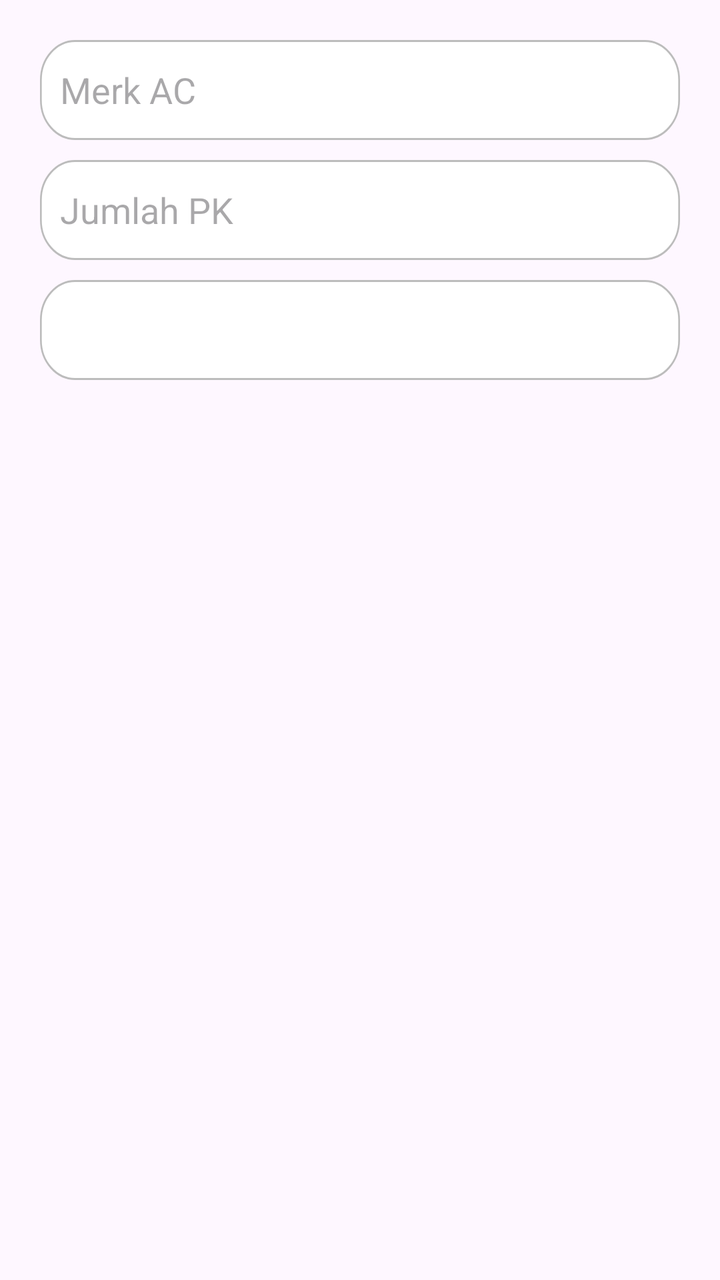
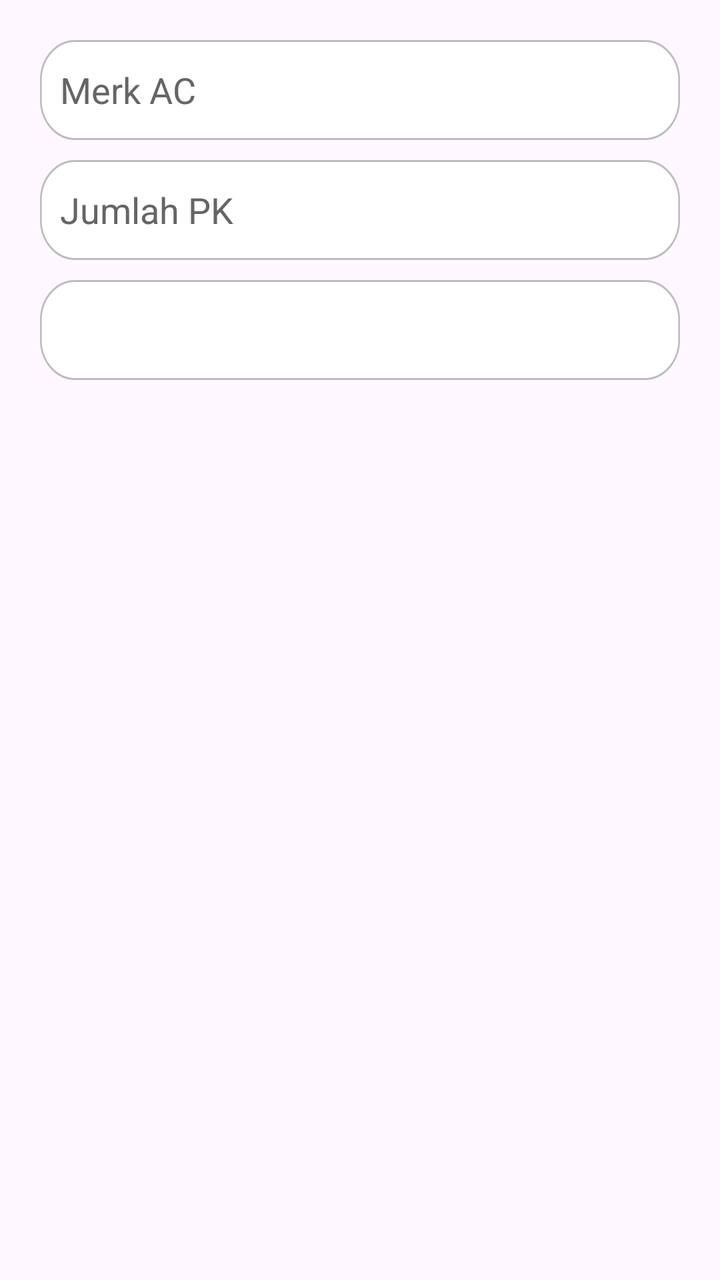

Before-and-after screenshots of an Android layout around one commit, followed by the original layout XML and the change that was made.
<!-- AndroidManifest.xml: application theme Theme.RefroTech -->
<!-- res/layout/dialog_add_unit.xml -->
<?xml version="1.0" encoding="utf-8"?>
<LinearLayout xmlns:android="http://schemas.android.com/apk/res/android"
    android:layout_width="match_parent"
    android:layout_height="wrap_content"
    android:orientation="vertical"
    android:padding="20dp">

    
    <EditText
        android:id="@+id/etBrand"
        android:layout_width="match_parent"
        android:layout_height="wrap_content"
        android:hint="Merk AC"
        android:inputType="textCapWords"
        android:background="@drawable/input_box_login"
        android:padding="10dp"
        android:layout_marginBottom="10dp" />

    
    <EditText
        android:id="@+id/etPK"
        android:layout_width="match_parent"
        android:layout_height="wrap_content"
        android:hint="Jumlah PK"
        android:inputType="numberDecimal"
        android:background="@drawable/input_box_login"
        android:padding="10dp"
        android:layout_marginBottom="10dp" />

    
    <Spinner
        android:id="@+id/spinnerWorkType"
        android:layout_width="match_parent"
        android:layout_height="wrap_content"
        android:background="@drawable/input_box_login"
        android:padding="10dp"
        android:spinnerMode="dropdown" />
</LinearLayout>
<!-- resources referenced by this layout -->
<resources>
  <!-- drawable input_box_login (drawable) -->
  <vector xmlns:android="http://schemas.android.com/apk/res/android"
      android:width="364dp"
      android:height="50dp"
      android:viewportWidth="364"
      android:viewportHeight="50">
    <path
        android:strokeWidth="1"
        android:pathData="M20,0.5L344,0.5A19.5,19.5 0,0 1,363.5 20L363.5,30A19.5,19.5 0,0 1,344 49.5L20,49.5A19.5,19.5 0,0 1,0.5 30L0.5,20A19.5,19.5 0,0 1,20 0.5z"
        android:fillColor="#ffffff"
        android:strokeColor="#BCBCBC"/>
  </vector>
  <style name="Theme.RefroTech" parent="Base.Theme.RefroTech" />
  <style name="Base.Theme.RefroTech" parent="Theme.Material3.DayNight.NoActionBar">
          
          
      </style>
</resources>

<!-- the commit's change to res/layout/dialog_add_unit.xml (unified diff, before → after) -->
@@ -14,6 +14,8 @@
         android:inputType="textCapWords"
         android:background="@drawable/input_box_login"
         android:padding="10dp"
+        android:textColorHint="@color/Grey"
+        android:textColor="@color/black"
         android:layout_marginBottom="10dp" />
 
     
@@ -25,6 +27,8 @@
         android:inputType="numberDecimal"
         android:background="@drawable/input_box_login"
         android:padding="10dp"
+        android:textColorHint="@color/Grey"
+        android:textColor="@color/black"
         android:layout_marginBottom="10dp" />
 
     
@@ -34,5 +38,7 @@
         android:layout_height="wrap_content"
         android:background="@drawable/input_box_login"
         android:padding="10dp"
+        android:textColorHint="@color/Grey"
+        android:textColor="@color/black"
         android:spinnerMode="dropdown" />
 </LinearLayout>
<!-- resource entries referenced after the edit -->
@@ -1,5 +1,7 @@
 <!-- resources referenced by this layout -->
 <resources>
+  <color name="Grey">#656565</color>
+  <color name="black">#FF000000</color>
   <!-- drawable input_box_login (drawable) -->
   <vector xmlns:android="http://schemas.android.com/apk/res/android"
       android:width="364dp"
